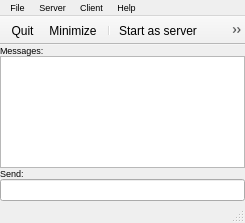
Above: source/qtdesigner/MChat_ui.ui from MValaguz/Echo before the change. Below: the same form after it.
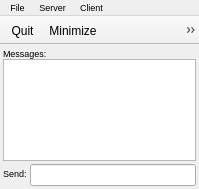
That is the form after the change. Icons and pictures are not drawn.

Patch:
```diff
--- a/source/qtdesigner/MChat_ui.ui
+++ b/source/qtdesigner/MChat_ui.ui
@@ -6,8 +6,8 @@
    <rect>
     <x>0</x>
     <y>0</y>
-    <width>245</width>
-    <height>223</height>
+    <width>199</width>
+    <height>189</height>
    </rect>
   </property>
   <property name="sizePolicy">
@@ -26,54 +26,20 @@
   <widget class="QWidget" name="centralwidget">
    <layout class="QGridLayout" name="gridLayout">
     <property name="leftMargin">
-     <number>0</number>
+     <number>3</number>
     </property>
     <property name="topMargin">
-     <number>0</number>
+     <number>3</number>
     </property>
     <property name="rightMargin">
-     <number>0</number>
+     <number>3</number>
     </property>
     <property name="bottomMargin">
-     <number>0</number>
+     <number>3</number>
     </property>
     <property name="spacing">
-     <number>0</number>
+     <number>3</number>
     </property>
-    <item row="1" column="0">
-     <layout class="QVBoxLayout" name="verticalLayout_3">
-      <property name="spacing">
-       <number>0</number>
-      </property>
-      <property name="leftMargin">
-       <number>0</number>
-      </property>
-      <item>
-       <widget class="QLabel" name="l_invia_messaggio">
-        <property name="font">
-         <font>
-          <pointsize>7</pointsize>
-         </font>
-        </property>
-        <property name="text">
-         <string>Send:</string>
-        </property>
-        <property name="buddy">
-         <cstring>e_invia_messaggio</cstring>
-        </property>
-       </widget>
-      </item>
-      <item>
-       <widget class="QLineEdit" name="e_invia_messaggio">
-        <property name="font">
-         <font>
-          <pointsize>7</pointsize>
-         </font>
-        </property>
-       </widget>
-      </item>
-     </layout>
-    </item>
     <item row="0" column="0">
      <layout class="QVBoxLayout" name="verticalLayout_2">
       <property name="spacing">
@@ -114,15 +80,36 @@
       </item>
      </layout>
     </item>
+    <item row="1" column="0">
+     <layout class="QFormLayout" name="formLayout">
+      <item row="0" column="0">
+       <widget class="QLabel" name="l_invia_messaggio">
+        <property name="font">
+         <font>
+          <pointsize>7</pointsize>
+         </font>
+        </property>
+        <property name="text">
+         <string>Send:</string>
+        </property>
+        <property name="buddy">
+         <cstring>e_invia_messaggio</cstring>
+        </property>
+       </widget>
+      </item>
+      <item row="0" column="1">
+       <widget class="QLineEdit" name="e_invia_messaggio">
+        <property name="font">
+         <font>
+          <pointsize>7</pointsize>
+         </font>
+        </property>
+       </widget>
+      </item>
+     </layout>
+    </item>
    </layout>
   </widget>
-  <widget class="QStatusBar" name="statusbar">
-   <property name="font">
-    <font>
-     <pointsize>7</pointsize>
-    </font>
-   </property>
-  </widget>
   <widget class="QToolBar" name="toolBar">
    <property name="windowTitle">
     <string>toolBar</string>
@@ -144,12 +131,9 @@
    </attribute>
    <addaction name="actionExit"/>
    <addaction name="actionMinimize"/>
-   <addaction name="separator"/>
    <addaction name="actionStart_as_server"/>
    <addaction name="actionClient_connection"/>
-   <addaction name="separator"/>
    <addaction name="actionPreferences"/>
-   <addaction name="separator"/>
    <addaction name="actionClear_my_chat"/>
    <addaction name="actionReduce_to_systray"/>
    <addaction name="actionSplash_window"/>
@@ -159,7 +143,7 @@
     <rect>
      <x>0</x>
      <y>0</y>
-     <width>245</width>
+     <width>199</width>
      <height>21</height>
     </rect>
    </property>
@@ -188,18 +172,6 @@
      <string>Client</string>
     </property>
    </widget>
-   <widget class="QMenu" name="menuHelp">
-    <property name="font">
-     <font>
-      <pointsize>7</pointsize>
-     </font>
-    </property>
-    <property name="title">
-     <string>Help</string>
-    </property>
-    <addaction name="actionHelp"/>
-    <addaction name="actionProgram_Info"/>
-   </widget>
    <widget class="QMenu" name="menuFile">
     <property name="font">
      <font>
@@ -217,7 +189,6 @@
    <addaction name="menuFile"/>
    <addaction name="menuAs_Server"/>
    <addaction name="menuAs_Client"/>
-   <addaction name="menuHelp"/>
   </widget>
   <action name="actionClear_my_chat">
    <property name="icon">
```
Left out of the diff: 66 changed lines with no effect on the pictures.
